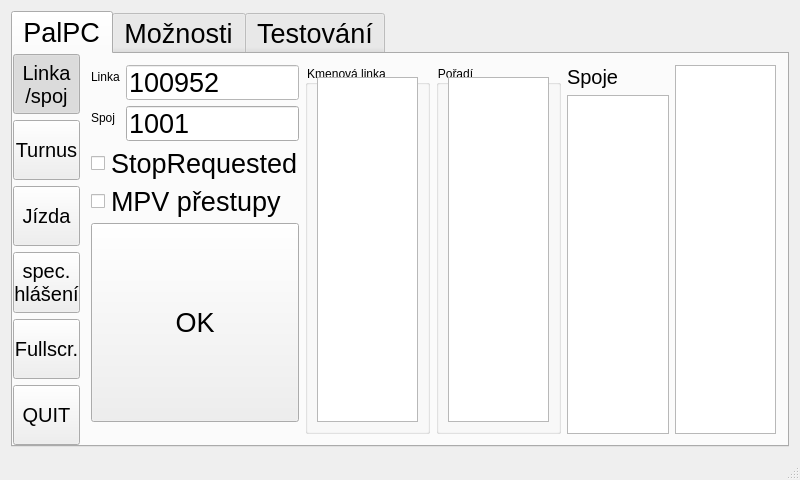
Qt form mainwindow.ui (frutabruta/VDV301tester) before a commit.
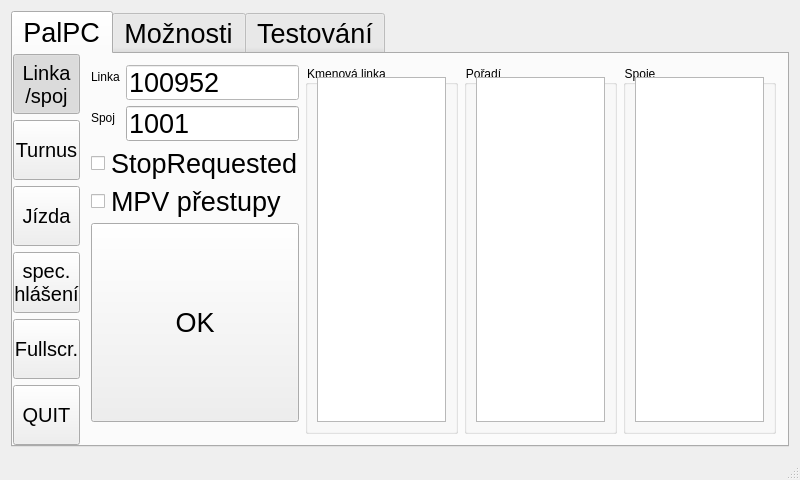
The same form after that commit. The open tabs and pages were chosen to show the change.

Commit message: golemio + model turnus/spoj

What changed in the file:
```diff
--- a/mainwindow.ui
+++ b/mainwindow.ui
@@ -1845,32 +1845,34 @@
                  </widget>
                 </item>
                 <item>
-                 <layout class="QVBoxLayout" name="verticalLayout_18">
-                  <item>
-                   <widget class="QLabel" name="label_19">
-                    <property name="font">
-                     <font>
-                      <pointsize>15</pointsize>
-                     </font>
-                    </property>
-                    <property name="text">
+                 <widget class="QGroupBox" name="groupBox_5">
+                  <property name="title">
                      <string>Spoje</string>
                     </property>
-                   </widget>
-                  </item>
+                  <layout class="QVBoxLayout" name="verticalLayout_15">
                   <item>
-                   <widget class="QListWidget" name="listTurnusSpoje">
+                    <widget class="QTableView" name="tableView_turnusSpoj">
                     <property name="font">
                      <font>
                       <pointsize>20</pointsize>
                      </font>
                     </property>
+                     <property name="selectionBehavior">
+                      <enum>QAbstractItemView::SelectRows</enum>
+                     </property>
+                     <attribute name="horizontalHeaderVisible">
+                      <bool>false</bool>
+                     </attribute>
+                     <attribute name="verticalHeaderVisible">
+                      <bool>false</bool>
+                     </attribute>
                    </widget>
                   </item>
                  </layout>
+                 </widget>
                 </item>
                 <item>
-                 <widget class="QTableView" name="tableView_turnusSpoj"/>
+                 <layout class="QVBoxLayout" name="verticalLayout_18"/>
                 </item>
                </layout>
               </item>
```
Left out of the diff: 3 changed lines with no effect on the pictures. Lines whose indentation alone changed are shown as unchanged. The commit also changes 10 other files.
